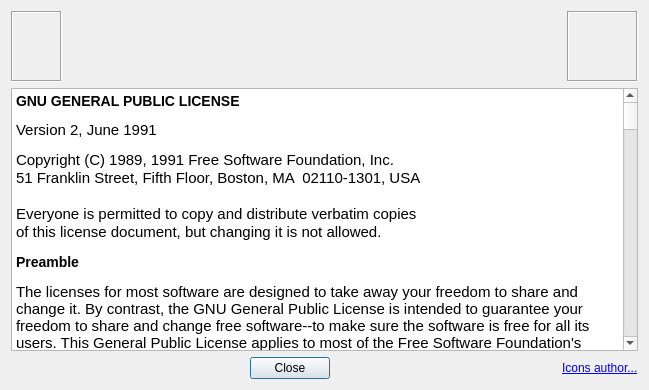
Old version of the form aboutdialog.ui in the repository koalakoker/ogappm.
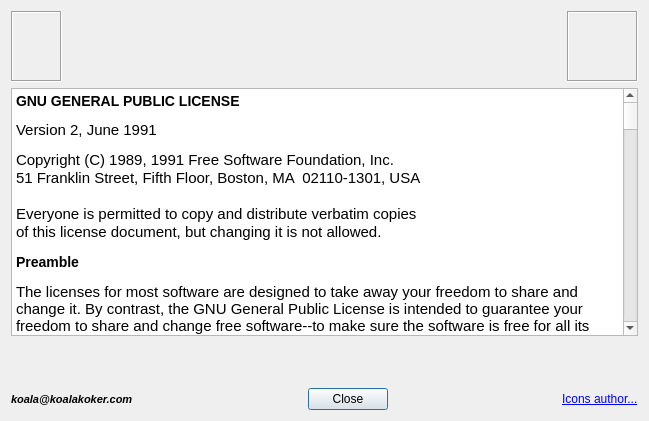
New version of the form. Icons and pictures are not drawn.

Commit message: Added QT logo in the aboutdialog

```diff
--- a/aboutdialog.ui
+++ b/aboutdialog.ui
@@ -7,7 +7,7 @@
     <x>0</x>
     <y>0</y>
     <width>649</width>
-    <height>390</height>
+    <height>421</height>
    </rect>
   </property>
   <property name="windowTitle">
@@ -189,6 +189,63 @@
      </item>
      <item>
       <spacer name="horizontalSpacer">
+       <property name="orientation">
+        <enum>Qt::Horizontal</enum>
+       </property>
+       <property name="sizeHint" stdset="0">
+        <size>
+         <width>40</width>
+         <height>20</height>
+        </size>
+       </property>
+      </spacer>
+     </item>
+     <item>
+      <widget class="QLabel" name="label_6">
+       <property name="minimumSize">
+        <size>
+         <width>40</width>
+         <height>40</height>
+        </size>
+       </property>
+       <property name="maximumSize">
+        <size>
+         <width>40</width>
+         <height>40</height>
+        </size>
+       </property>
+       <property name="text">
+        <string/>
+       </property>
+       <property name="pixmap">
+        <pixmap resource="AboutDialog.qrc">:/new/prefix1/icons/Qt.png</pixmap>
+       </property>
+       <property name="scaledContents">
+        <bool>true</bool>
+       </property>
+      </widget>
+     </item>
+    </layout>
+   </item>
+   <item>
+    <layout class="QHBoxLayout" name="horizontalLayout_3">
+     <item>
+      <widget class="QLabel" name="label_5">
+       <property name="font">
+        <font>
+         <pointsize>8</pointsize>
+         <weight>75</weight>
+         <italic>true</italic>
+         <bold>true</bold>
+        </font>
+       </property>
+       <property name="text">
+        <string>koala@koalakoker.com</string>
+       </property>
+      </widget>
+     </item>
+     <item>
+      <spacer name="horizontalSpacer_5">
        <property name="orientation">
         <enum>Qt::Horizontal</enum>
        </property>
```
The commit also changes 3 other files.
